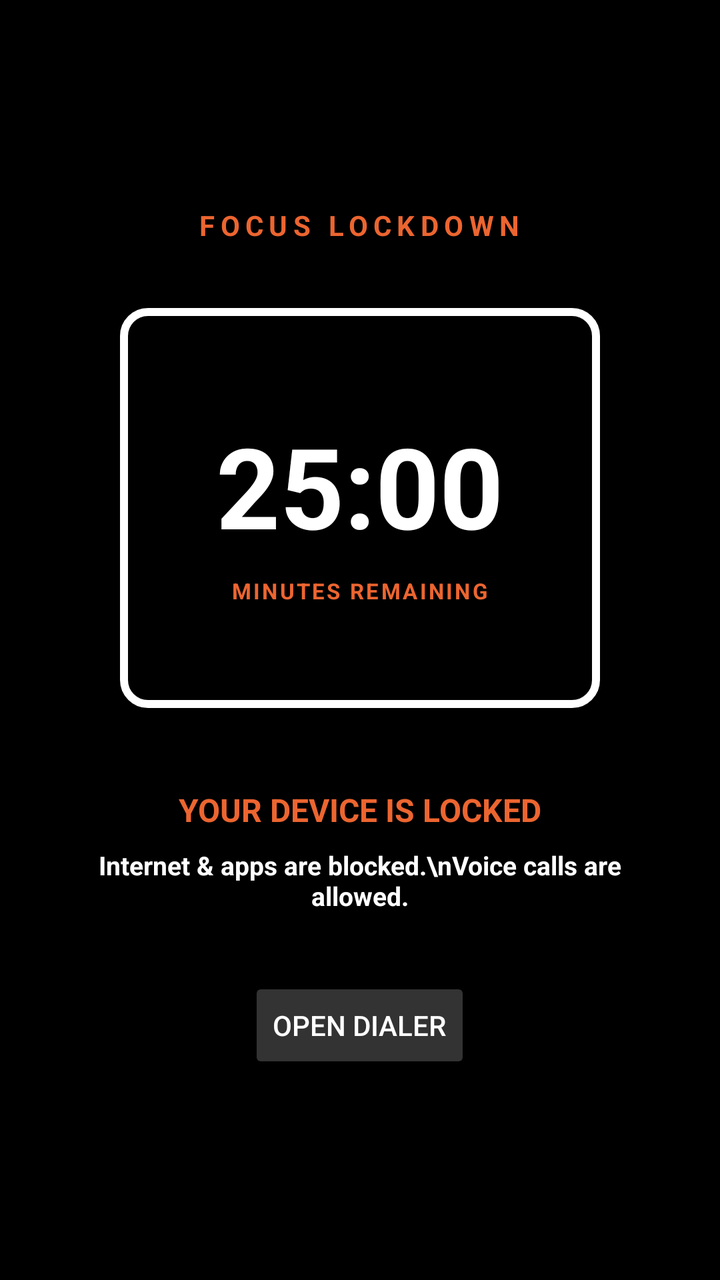
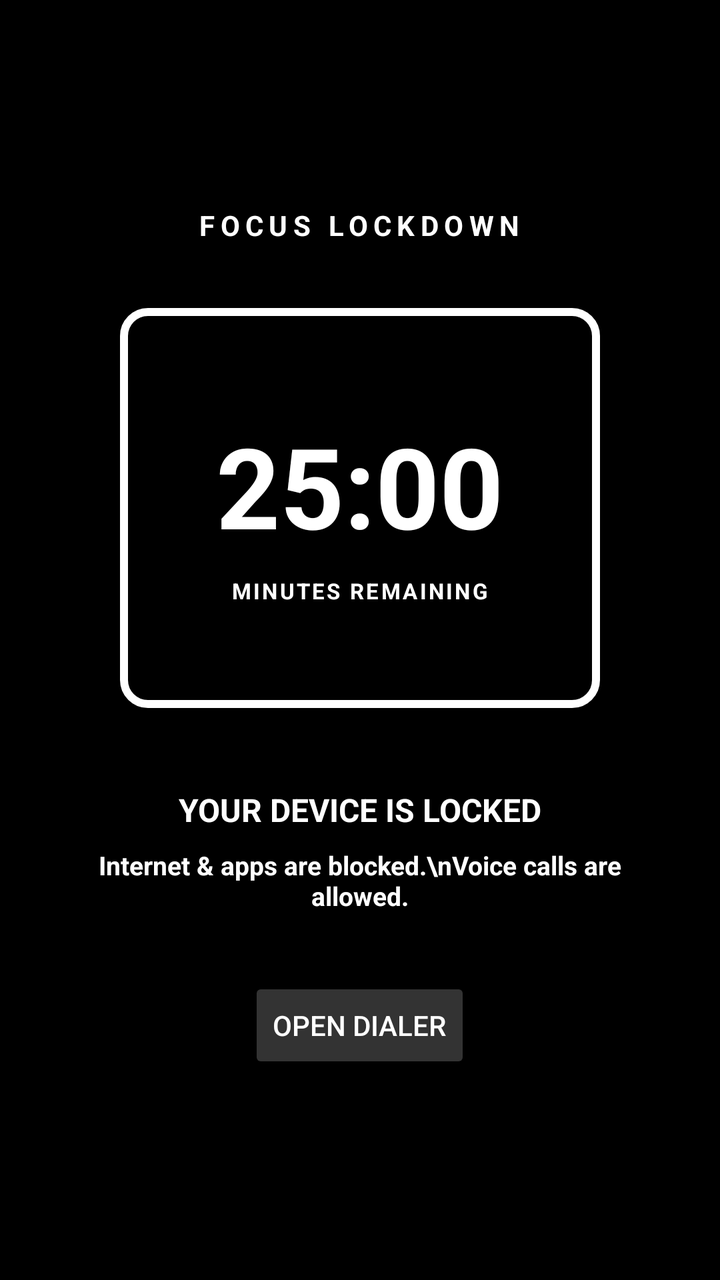

Screens rendered from an Android XML layout before and after an edit, with the pre-edit source and the edit as a unified diff.
<!-- AndroidManifest.xml: fallback theme Theme.MaterialComponents.DayNight.NoActionBar -->
<!-- res/layout/overlay_layout.xml -->
<?xml version="1.0" encoding="utf-8"?>
<RelativeLayout xmlns:android="http://schemas.android.com/apk/res/android"
    android:id="@+id/overlay_root"
    android:layout_width="match_parent"
    android:layout_height="match_parent"
    android:background="#000000"
    android:clickable="true"
    android:focusable="true">

    <LinearLayout
        android:layout_width="match_parent"
        android:layout_height="match_parent"
        android:orientation="vertical"
        android:gravity="center"
        android:padding="24dp">

        <TextView
            android:id="@+id/overlay_title"
            android:layout_width="wrap_content"
            android:layout_height="wrap_content"
            android:text="FOCUS LOCKDOWN"
            android:textColor="#EC6530"
            android:textSize="14sp"
            android:textStyle="bold"
            android:letterSpacing="0.2"
            android:layout_marginBottom="32dp" />

        
        <LinearLayout
            android:id="@+id/overlay_card"
            android:layout_width="240dp"
            android:layout_height="200dp"
            android:background="@drawable/brutalist_card_dark"
            android:orientation="vertical"
            android:gravity="center"
            android:layout_marginBottom="40dp"
            android:padding="20dp">

            <TextView
                android:id="@+id/overlay_timer_text"
                android:layout_width="wrap_content"
                android:layout_height="wrap_content"
                android:text="25:00"
                android:textColor="#FFFFFF"
                android:textSize="56sp"
                android:textStyle="bold" />
            
            <TextView
                android:id="@+id/overlay_minutes_text"
                android:layout_width="wrap_content"
                android:layout_height="wrap_content"
                android:text="MINUTES REMAINING"
                android:textColor="#EC6530"
                android:textSize="11sp"
                android:textStyle="bold"
                android:letterSpacing="0.1"
                android:layout_marginTop="8dp" />
        </LinearLayout>

        <TextView
            android:id="@+id/overlay_status_text"
            android:layout_width="wrap_content"
            android:layout_height="wrap_content"
            android:text="YOUR DEVICE IS LOCKED"
            android:textColor="#EC6530"
            android:textSize="16sp"
            android:textStyle="bold"
            android:layout_marginBottom="8dp" />

        <TextView
            android:id="@+id/overlay_blocked_text"
            android:layout_width="wrap_content"
            android:layout_height="wrap_content"
            android:text="Internet &amp; apps are blocked.\nVoice calls are allowed."
            android:textColor="#FFFFFF"
            android:textSize="13sp"
            android:textStyle="bold"
            android:gravity="center" />

        <Button
            android:id="@+id/overlay_btn_dialer"
            android:layout_width="wrap_content"
            android:layout_height="wrap_content"
            android:text="OPEN DIALER"
            android:textColor="#FFFFFF"
            android:backgroundTint="#333333"
            android:layout_marginTop="32dp" />

    </LinearLayout>

</RelativeLayout>
<!-- resources referenced by this layout -->
<resources>
  <!-- drawable brutalist_card_dark (drawable) -->
  <?xml version="1.0" encoding="utf-8"?>
  <shape xmlns:android="http://schemas.android.com/apk/res/android"
      android:shape="rectangle">
      <solid android:color="#000000" />
      <corners android:radius="12dp" />
      <stroke
          android:width="4dp"
          android:color="#FFFFFF" />
  </shape>
</resources>

<!-- the commit's change to res/layout/overlay_layout.xml (unified diff, before → after) -->
@@ -19,7 +19,7 @@
             android:layout_width="wrap_content"
             android:layout_height="wrap_content"
             android:text="FOCUS LOCKDOWN"
-            android:textColor="#EC6530"
+            android:textColor="#FFFFFF"
             android:textSize="14sp"
             android:textStyle="bold"
             android:letterSpacing="0.2"
@@ -50,7 +50,7 @@
                 android:layout_width="wrap_content"
                 android:layout_height="wrap_content"
                 android:text="MINUTES REMAINING"
-                android:textColor="#EC6530"
+                android:textColor="#FFFFFF"
                 android:textSize="11sp"
                 android:textStyle="bold"
                 android:letterSpacing="0.1"
@@ -62,7 +62,7 @@
             android:layout_width="wrap_content"
             android:layout_height="wrap_content"
             android:text="YOUR DEVICE IS LOCKED"
-            android:textColor="#EC6530"
+            android:textColor="#FFFFFF"
             android:textSize="16sp"
             android:textStyle="bold"
             android:layout_marginBottom="8dp" />
